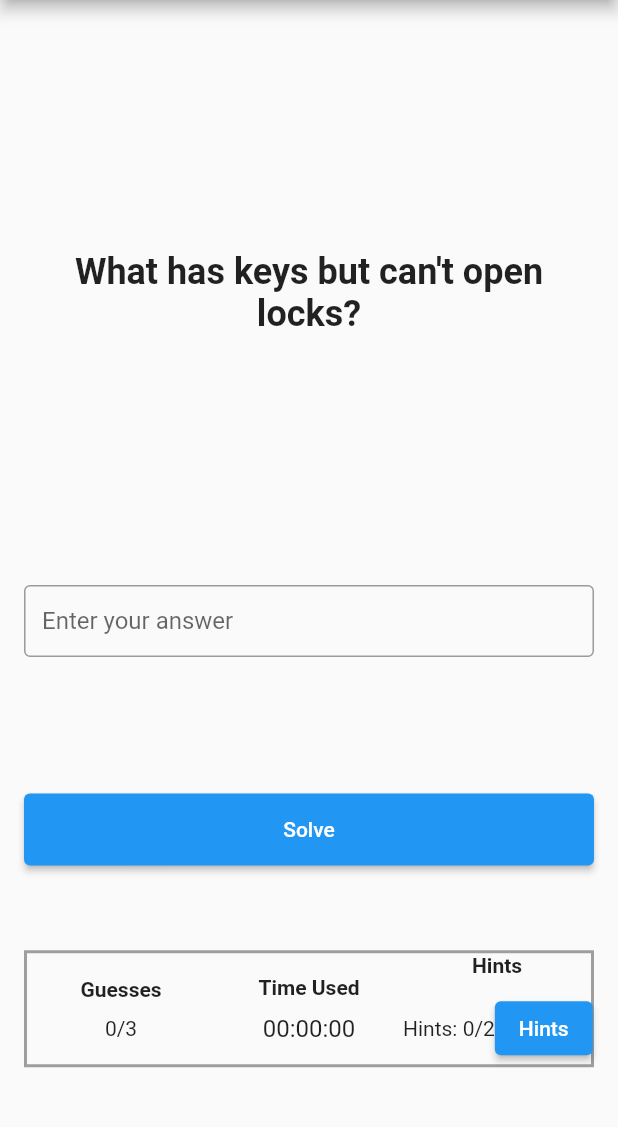
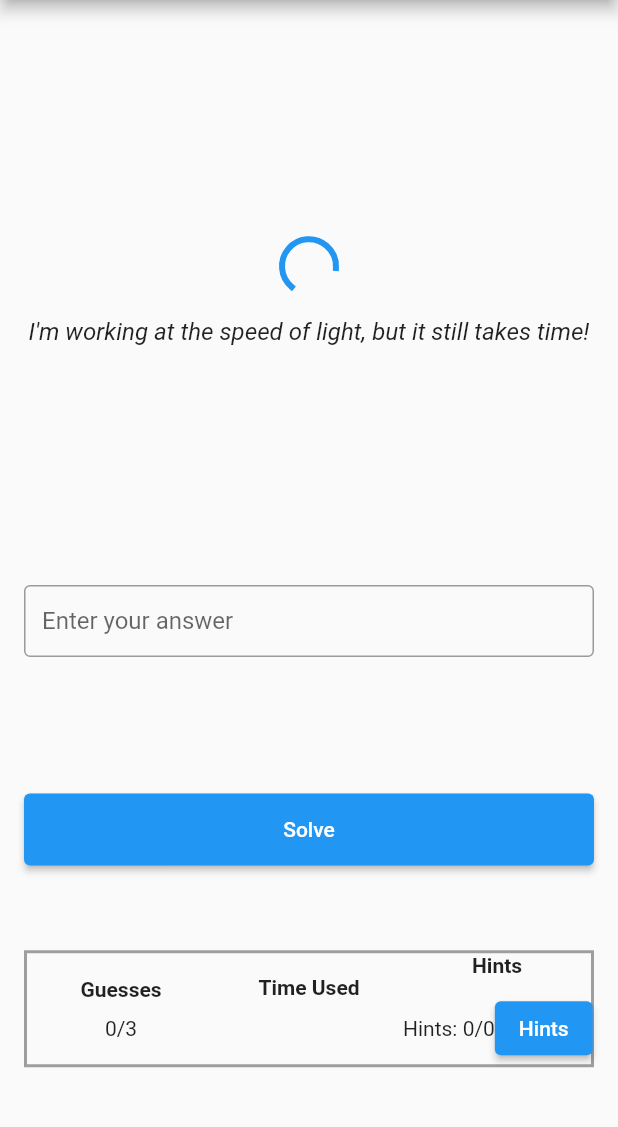
Before and after one commit to jbayntun/RiddleMeThis, a Flutter app: the first screen one second after launch, on a phone screen of 412 x 824 dp, the part 84-1211 px from its top. Run offline on Flutter 3.47's test engine with Material 2 defaults, Android fonts, the phone set to English and light mode, and no system bars; our stand-ins replace share.

```diff
--- a/lib/main.dart
+++ b/lib/main.dart
@@ -1,4 +1,5 @@
 import 'package:flutter/material.dart';
+import 'dart:math';
 
 import 'package:share/share.dart';
 
@@ -31,21 +32,23 @@ class _RiddlePageState extends State<RiddlePage> {
   int attempts = 0;
   int hintsUsed = 0;
   bool isSolved = false;
+  bool isLoading = true;
   Duration elapsedTime = Duration();
-  DateTime startTime = DateTime.now();
+  late DateTime startTime;
   String correctAnswer = '';
   TextEditingController answerController = TextEditingController();
+  String? currentOneLiner;
 
   List<Hint> hints = [];
 
-  void onHintRevealed() {
-    setState(() {
-      hintsUsed++;
-    });
-  }
+  @override
+  void initState() {
+    super.initState();
 
-  Future<void> fetchAndSetData() async {
-    final data = await fetchRiddle();
+    isLoading = true;
+    currentOneLiner = getRandomOneLiner();
+
+    fetchRiddle().then((data) {
       setState(() {
         riddle = data['riddle'];
         correctAnswer = data['correctAnswer'];
@@ -55,12 +58,20 @@ class _RiddlePageState extends State<RiddlePage> {
                   content: hint['content'],
                 ))
             .toList();
+        isLoading = false;
+        startTime = DateTime.now(); // Set startTime here
+      });
+    });
+  }
+
+  void onHintRevealed() {
+    setState(() {
+      hintsUsed++;
     });
   }
 
   @override
   Widget build(BuildContext context) {
-    WidgetsBinding.instance!.addPostFrameCallback((_) => fetchAndSetData());
     return Scaffold(
       appBar: AppBar(
         title: Text('Riddle Me This!'),
@@ -74,9 +85,24 @@ class _RiddlePageState extends State<RiddlePage> {
               height: MediaQuery.of(context).size.height * 3 / 8,
               padding: EdgeInsets.all(16),
               child: Center(
-                child: Text(
+                child: isLoading
+                    ? Column(
+                        mainAxisAlignment: MainAxisAlignment.center,
+                        children: [
+                          CircularProgressIndicator(),
+                          SizedBox(height: 16),
+                          Text(
+                            currentOneLiner ?? '',
+                            style: TextStyle(
+                                fontSize: 16, fontStyle: FontStyle.italic),
+                            textAlign: TextAlign.center,
+                          ),
+                        ],
+                      )
+                    : Text(
                         riddle,
-                  style: TextStyle(fontSize: 24, fontWeight: FontWeight.bold),
+                        style: TextStyle(
+                            fontSize: 24, fontWeight: FontWeight.bold),
                         textAlign: TextAlign.center,
                       ),
               ),
@@ -171,7 +197,9 @@ class _RiddlePageState extends State<RiddlePage> {
                           stream: Stream.periodic(Duration(seconds: 1)),
                           builder: (context, snapshot) {
                             return Text(
-                              isSolved
+                              isLoading
+                                  ? '' // Show empty string while loading
+                                  : isSolved
                                       ? '${elapsedTime.inHours.toString().padLeft(2, '0')}:${elapsedTime.inMinutes.remainder(60).toString().padLeft(2, '0')}:${elapsedTime.inSeconds.remainder(60).toString().padLeft(2, '0')}'
                                       : '${DateTime.now().difference(startTime).inHours.toString().padLeft(2, '0')}:${DateTime.now().difference(startTime).inMinutes.remainder(60).toString().padLeft(2, '0')}:${DateTime.now().difference(startTime).inSeconds.remainder(60).toString().padLeft(2, '0')}',
                               style: TextStyle(fontSize: 16),
@@ -324,6 +352,17 @@ class _RiddlePageState extends State<RiddlePage> {
       },
     );
   }
+
+  String getRandomOneLiner() {
+    List<String> oneLiners = [
+      "I'm working at the speed of light, but it still takes time!",
+      "Good things come to those who wait... just a moment longer!",
+      "I'd tell a joke while you wait, but I'm too busy loading!",
+      "Just like a watched pot never boils, watching me won't make me load faster!",
+    ];
+
+    return oneLiners[Random().nextInt(oneLiners.length)];
+  }
 }
 
 class Hint {
--- a/lib/mock_api.dart
+++ b/lib/mock_api.dart
@@ -2,7 +2,7 @@ import 'dart:async';
 import 'dart:math';
 
 Future<Map<String, dynamic>> fetchRiddle() async {
-  await Future.delayed(Duration(milliseconds: 500)); // Simulate server delay
+  await Future.delayed(Duration(milliseconds: 1500)); // Simulate server delay
   return {
     'riddle': "What has keys but can't open locks?",
     'correctAnswer': 'piano',
```
Lines whose indentation alone changed are shown as unchanged.
